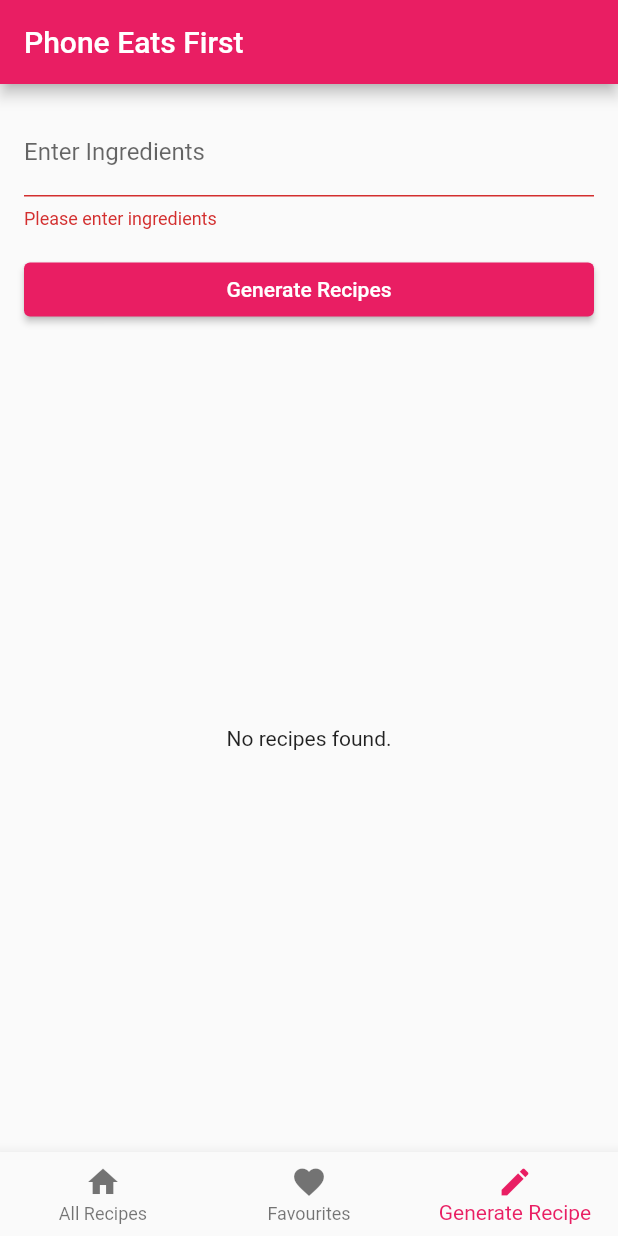
After one commit to mylan-nguyen/phone-eats-first-app, a Flutter app: the screen it shows after launch, item 3 of the bottom bar chosen, after a tap on "Generate Recipes", on a phone screen of 412 x 824 dp. The commit adds this screen. Run offline on Flutter 3.47's test engine with Material 2 defaults, Android fonts, the phone set to English and light mode, and no system bars.

Commit message:
add a page that makes recipes searchable

```diff
--- a/lib/main.dart
+++ b/lib/main.dart
@@ -1,6 +1,7 @@
 import 'package:flutter/material.dart';
 import 'package:recipe_app/screens/all_recipes_screen.dart';
 import 'package:recipe_app/screens/favourite_recipes_screen.dart';
+import 'package:recipe_app/screens/generate_recipe_screen.dart';
 import 'package:recipe_app/models/recipe.dart';
 
 void main() {
@@ -32,6 +33,7 @@ class _HomeScreenState extends State<HomeScreen> {
   final List<Widget> _screens = [
     AllRecipesScreen(),
     FavouriteRecipesScreen(),
+    GenerateRecipeScreen()
   ];
 
   @override
@@ -57,6 +59,10 @@ class _HomeScreenState extends State<HomeScreen> {
             icon: Icon(Icons.favorite),
             label: 'Favourites',
           ),
+          BottomNavigationBarItem(
+            icon: Icon(Icons.create),
+            label: 'Generate Recipe',
+          ),
         ],
       ),
     );
--- /dev/null
+++ b/lib/screens/generate_recipe_screen.dart
@@ -0,0 +1,91 @@
+import 'package:flutter/material.dart';
+import 'package:recipe_app/models/recipe.dart';
+import 'package:recipe_app/screens/recipe_detail_screen.dart';
+
+class GenerateRecipeScreen extends StatefulWidget {
+  @override
+  _GenerateRecipeScreenState createState() => _GenerateRecipeScreenState();
+}
+
+class _GenerateRecipeScreenState extends State<GenerateRecipeScreen> {
+  final _formKey = GlobalKey<FormState>();
+  final _ingredientsController = TextEditingController();
+  List<Recipe> _generatedRecipes = [];
+
+  @override
+  void dispose() {
+    _ingredientsController.dispose();
+    super.dispose();
+  }
+
+  void _generateRecipes() {
+    setState(() {
+      _generatedRecipes = recipes
+          .where((recipe) =>
+              recipe.ingredients.toLowerCase().contains(_ingredientsController.text.toLowerCase()))
+          .toList();
+    });
+  }
+
+  @override
+  Widget build(BuildContext context) {
+    return Scaffold(
+
+      body: Padding(
+        padding: EdgeInsets.all(16.0),
+        child: Form(
+          key: _formKey,
+          child: Column(
+            crossAxisAlignment: CrossAxisAlignment.stretch,
+            children: [
+              TextFormField(
+                controller: _ingredientsController,
+                decoration: InputDecoration(labelText: 'Enter Ingredients'),
+                validator: (value) {
+                  if (value == null || value.trim().isEmpty) {
+                    return 'Please enter ingredients';
+                  }
+                  return null;
+                },
+              ),
+              SizedBox(height: 16.0),
+              ElevatedButton(
+                onPressed: () {
+                  if (_formKey.currentState!.validate()) {
+                    _generateRecipes();
+                  }
+                },
+                child: Text('Generate Recipes'),
+              ),
+              SizedBox(height: 16.0),
+              Expanded(
+                child: _generatedRecipes.isNotEmpty
+                    ? ListView.builder(
+                        itemCount: _generatedRecipes.length,
+                        itemBuilder: (context, index) {
+                          return ListTile(
+                            title: Text(_generatedRecipes[index].title),
+                            subtitle: Text(_generatedRecipes[index].ingredients),
+                            onTap: () {
+                              Navigator.push(
+                                context,
+                                MaterialPageRoute(
+                                  builder: (context) =>
+                                      RecipeDetailScreen(recipe: _generatedRecipes[index]),
+                                ),
+                              );
+                            },
+                          );
+                        },
+                      )
+                    : Center(
+                        child: Text('No recipes found.'),
+                      ),
+              ),
+            ],
+          ),
+        ),
+      ),
+    );
+  }
+}
```
Also changed, not shown: pubspec.lock.
